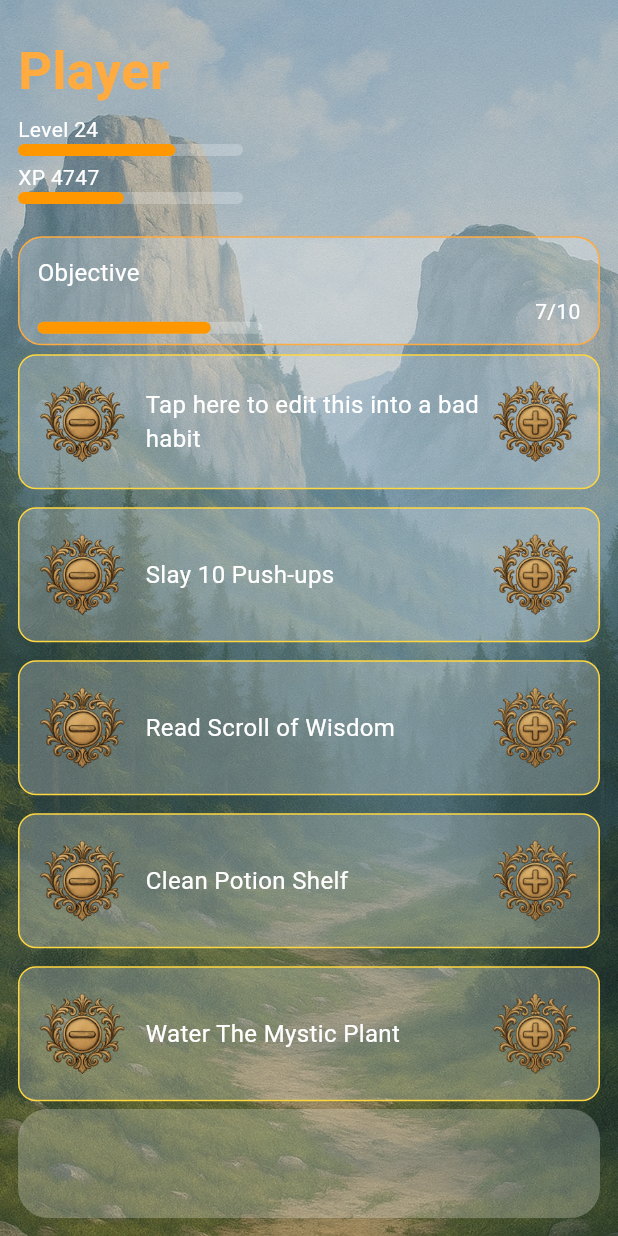
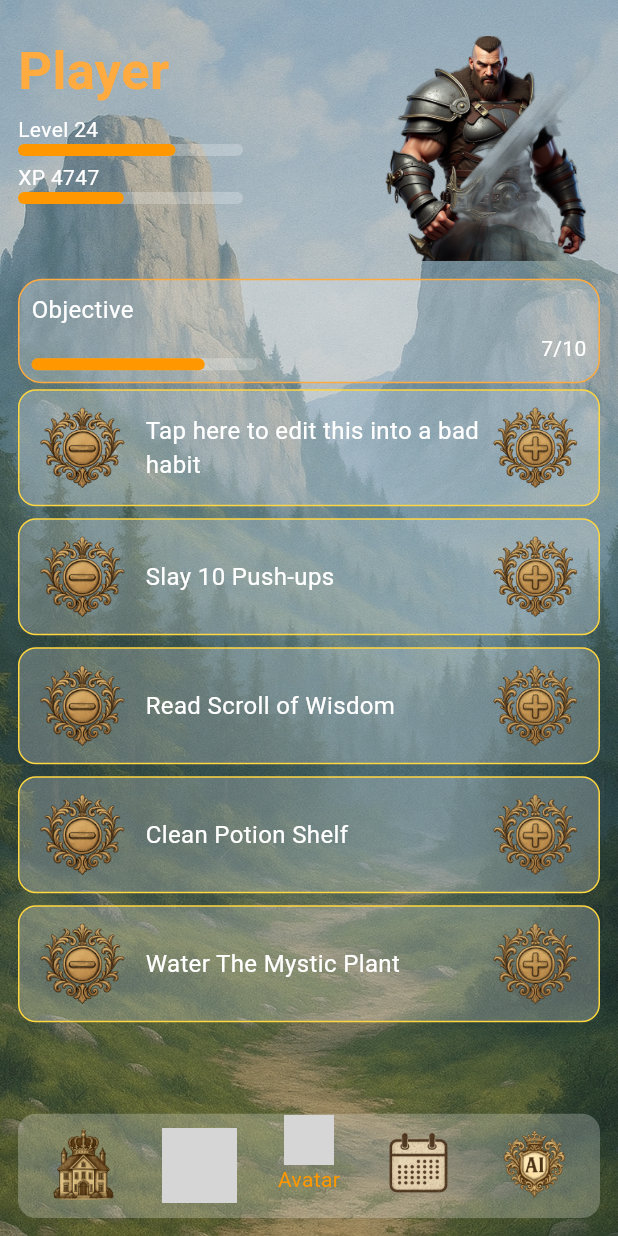
Before and after one commit to mandar2701/Realms_of_Routine, a Flutter app: the screen it shows after launch, on a phone screen of 412 x 824 dp. Run offline on Flutter 3.47's test engine with Material 3 defaults, Android fonts, the phone set to English and light mode, and no system bars; Roboto replaces fonts that are missing (Cinzel); grey boxes are pictures that could not be loaded.

Commit message:
Inserted all Icons

```diff
--- a/Frontend/lib/pages/home_screen.dart
+++ b/Frontend/lib/pages/home_screen.dart
@@ -27,13 +27,10 @@ class _HomeScreenState extends State<HomeScreen> {
               padding: const EdgeInsets.all(12.0),
               child: Column(
                 children: [
-                  Flexible(flex: 2, child: _topProfileBar()),
-
-                  Flexible(flex: 1, child: _objectiveCard()),
-
-                  Flexible(flex: 7, child: _taskList()),
-
-                  Flexible(flex: 1, child: _bottomNavBar()),
+                  Flexible(flex: 5, child: _topProfileBar()),
+                  Flexible(flex: 2, child: _objectiveCard()),
+                  Flexible(flex: 14, child: _taskList()),
+                  Flexible(flex: 2, child: _bottomNavBar()),
                 ],
               ),
             ),
@@ -67,7 +64,7 @@ class _HomeScreenState extends State<HomeScreen> {
           ],
         ),
         const Spacer(),
-        //Image.asset('assets/icons/minus.png', width: 100),
+        Image.asset('assets/warrior.png', width: 150),
       ],
     );
   }
@@ -101,7 +98,7 @@ class _HomeScreenState extends State<HomeScreen> {
 
   Widget _objectiveCard() {
     return Container(
-      padding: const EdgeInsets.all(12),
+      padding: const EdgeInsets.all(8),
       decoration: BoxDecoration(
         color: Colors.white24,
         borderRadius: BorderRadius.circular(16),
@@ -144,8 +141,8 @@ class _HomeScreenState extends State<HomeScreen> {
 
   Widget _taskCard(String task) {
     return Container(
-      margin: const EdgeInsets.symmetric(vertical: 6),
-      padding: const EdgeInsets.symmetric(horizontal: 12, vertical: 14),
+      margin: const EdgeInsets.symmetric(vertical: 4),
+      padding: const EdgeInsets.symmetric(horizontal: 12, vertical: 8),
       decoration: BoxDecoration(
         color: Colors.white24,
         borderRadius: BorderRadius.circular(12),
@@ -183,26 +180,26 @@ class _HomeScreenState extends State<HomeScreen> {
 
   Widget _bottomNavBar() {
     return Container(
-      padding: const EdgeInsets.symmetric(vertical: 8, horizontal: 12),
+      padding: const EdgeInsets.symmetric(vertical: 1, horizontal: 5),
       decoration: BoxDecoration(
         color: Colors.white24,
-        borderRadius: BorderRadius.circular(20),
+        borderRadius: BorderRadius.circular(12),
       ),
-      /* child: Row(
+      child: Row(
         mainAxisAlignment: MainAxisAlignment.spaceAround,
         children: [
-          Image.asset('assets/icons/home.png', width: 30),
-          Image.asset('assets/icons/tasks.png', width: 30),
+          Image.asset('assets/icons/home.png', width: 50),
+          Image.asset('assets/icons/todo.png', width: 50),
           Column(
             children: [
-              Image.asset('assets/avatar.png', width: 40),
-              const Text("Avatar", style: TextStyle(color: Colors.orange))
+              Image.asset('assets/icons/profile.png', width: 33),
+              const Text("Avatar", style: TextStyle(color: Colors.orange)),
             ],
           ),
-          Image.asset('assets/icons/calendar.png', width: 30),
-          Image.asset('assets/icons/ai.png', width: 30),
+          Image.asset('assets/icons/calender.png', width: 50),
+          Image.asset('assets/icons/ai.png', width: 50),
         ],
-      ),*/
+      ),
     );
   }
 }
```
Also changed, not shown: Frontend/pubspec.yaml (+7 -1 lines), Frontend/assets/icons/ai.png (added), Frontend/assets/icons/calender.png (added), Frontend/assets/icons/home.png (added), Frontend/assets/icons/more.png (added), Frontend/assets/project.jpg (deleted), Frontend/assets/warrior.png (added), 3 other files.
